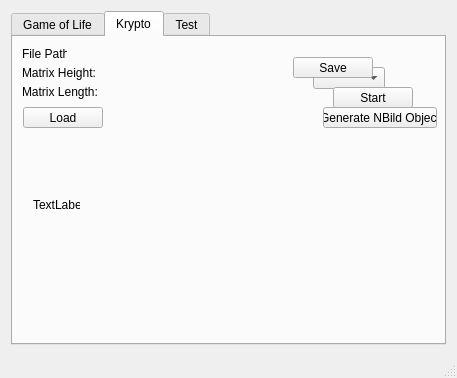
The window that Qt_PP_1819_GUI/mainwindow.ui (0xanselm-priv/prg2-pr_milestone1) describes before a commit, drawn with Qt 5.
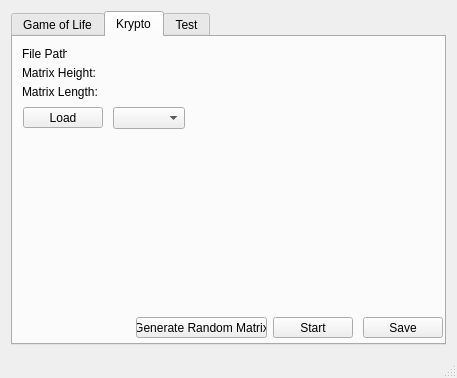
The same window after the commit.

What changed in the file:
```diff
--- a/Qt_PP_1819_GUI/mainwindow.ui
+++ b/Qt_PP_1819_GUI/mainwindow.ui
@@ -67,8 +67,8 @@
         </property>
         <property name="geometry">
          <rect>
-          <x>300</x>
-          <y>30</y>
+          <x>100</x>
+          <y>70</y>
           <width>72</width>
           <height>22</height>
          </rect>
@@ -90,8 +90,8 @@
        <widget class="QPushButton" name="pushButton">
         <property name="geometry">
          <rect>
-          <x>280</x>
-          <y>20</y>
+          <x>350</x>
+          <y>280</y>
           <width>80</width>
           <height>21</height>
          </rect>
@@ -103,14 +103,14 @@
        <widget class="QPushButton" name="pushButton_2">
         <property name="geometry">
          <rect>
-          <x>310</x>
-          <y>70</y>
-          <width>114</width>
+          <x>123</x>
+          <y>280</y>
+          <width>131</width>
           <height>21</height>
          </rect>
         </property>
         <property name="text">
-         <string>Generate NBild Object</string>
+         <string>Generate Random Matrix</string>
         </property>
        </widget>
        <widget class="QLabel" name="matrix_length">
@@ -129,8 +129,8 @@
        <widget class="QPushButton" name="pushButton_3">
         <property name="geometry">
          <rect>
-          <x>320</x>
-          <y>50</y>
+          <x>260</x>
+          <y>280</y>
           <width>80</width>
           <height>21</height>
          </rect>
@@ -158,7 +158,7 @@
          </size>
         </property>
         <property name="text">
-         <string>TextLabel</string>
+         <string/>
         </property>
        </widget>
        <widget class="QLabel" name="matrix_height">
```
Left out of the diff: 13 changed lines with no effect on the pictures.
